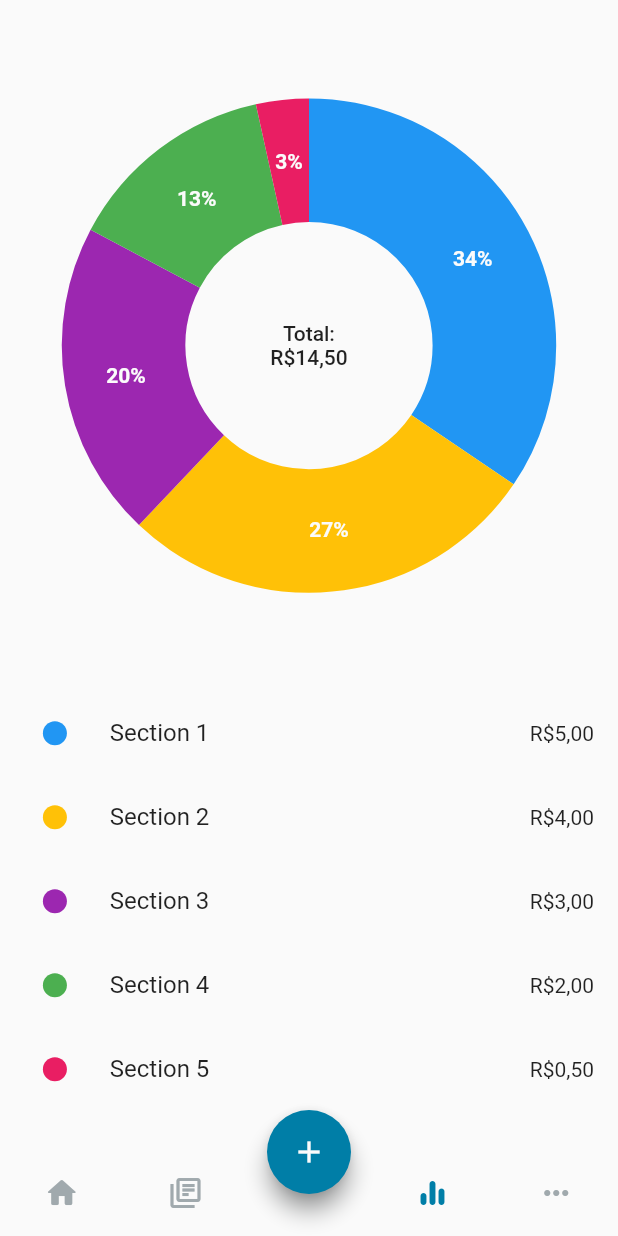
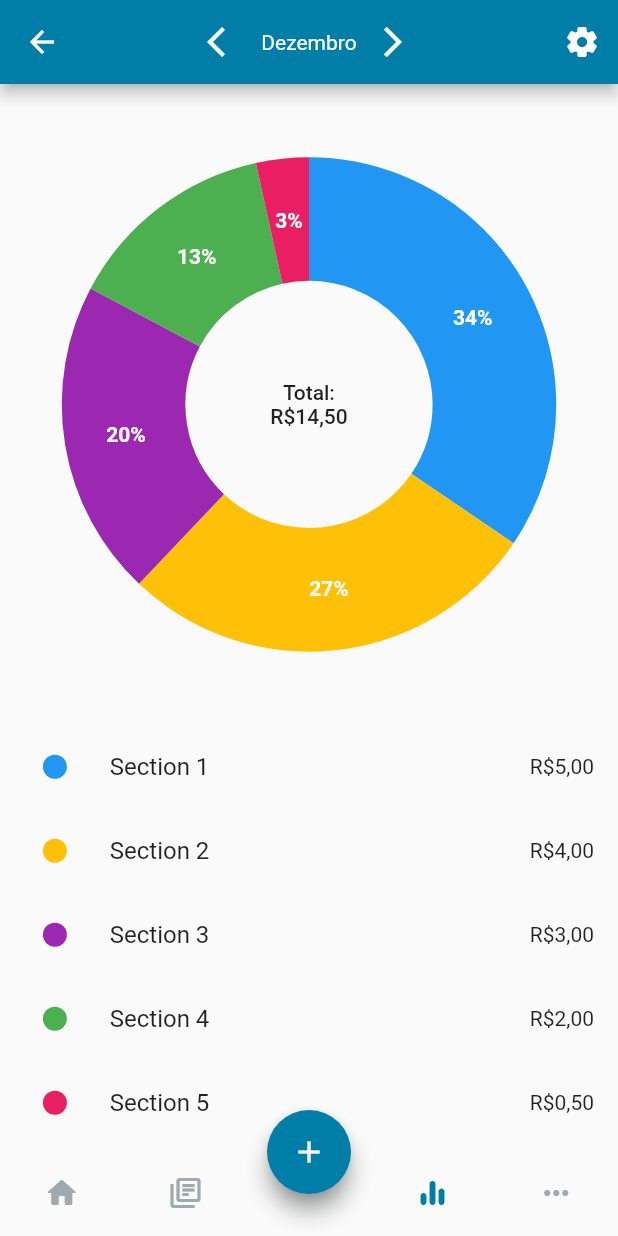
Before and after one commit to proz-tecnologia/PIT01GP08, a Flutter app: the HomePage screen opened by its route, item 4 of the bottom bar chosen, on a phone screen of 412 x 824 dp. Run offline on Flutter 3.47's test engine with Material 2 defaults, Android fonts, the phone set to English and light mode, and no system bars; drawn by our look-alikes of fl_chart; our stand-ins replace flutter_bloc, shared_preferences; accounts and stored records are empty.

Commit message:
fix: add appbar with month changer

```diff
--- a/lib/features/statistics/statistics_page.dart
+++ b/lib/features/statistics/statistics_page.dart
@@ -1,6 +1,7 @@
 import 'package:flutter/material.dart';
 import 'package:flutter_bloc/flutter_bloc.dart';
 
+import '../../shared/widgets/month_changer.dart';
 import 'statistics_controller.dart';
 import 'statistics_states.dart';
 import 'widgets/chart.dart';
@@ -11,8 +12,26 @@ class StatisticsPage extends StatelessWidget {
 
   @override
   Widget build(BuildContext context) {
-
-    return BlocBuilder<StatisticsController, StatisticsState>(
+    return Column(
+      children: [
+        AppBar(
+          centerTitle: true,
+          titleTextStyle: Theme.of(context).textTheme.bodyLarge,
+          title: Row(
+            mainAxisSize: MainAxisSize.min,
+            children: const [
+              MonthChanger('Dezembro'),
+            ],
+          ),
+          actions: [
+            IconButton(
+              onPressed: () {},
+              icon: const Icon(Icons.settings_rounded),
+            ),
+          ],
+        ),
+        Expanded(
+          child: BlocBuilder<StatisticsController, StatisticsState>(
             builder: (context, currentState) {
               if (currentState is ErrorStatisticsState) {
                 return const Center(
@@ -51,6 +70,9 @@ class StatisticsPage extends StatelessWidget {
                 child: CircularProgressIndicator(),
               );
             },
+          ),
+        ),
+      ],
     );
   }
 }
```
Lines whose indentation alone changed are shown as unchanged.
